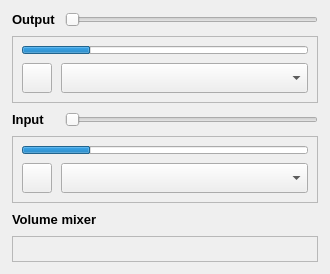
Qt form Panel/Panel.ui (rampageX/QuickSoundSwitcher) before a commit.
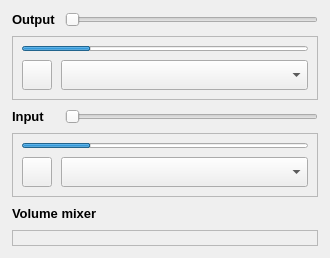
The same form after that commit.

Diff of the .ui file:
```diff
--- a/Panel/Panel.ui
+++ b/Panel/Panel.ui
@@ -7,7 +7,7 @@
     <x>0</x>
     <y>0</y>
     <width>330</width>
-    <height>274</height>
+    <height>258</height>
    </rect>
   </property>
   <property name="windowTitle">
@@ -166,7 +166,7 @@
            <property name="maximumSize">
             <size>
              <width>16777215</width>
-             <height>8</height>
+             <height>5</height>
             </size>
            </property>
            <property name="maximum">
@@ -281,7 +281,7 @@
            <property name="maximumSize">
             <size>
              <width>16777215</width>
-             <height>8</height>
+             <height>5</height>
             </size>
            </property>
            <property name="maximum">
```
